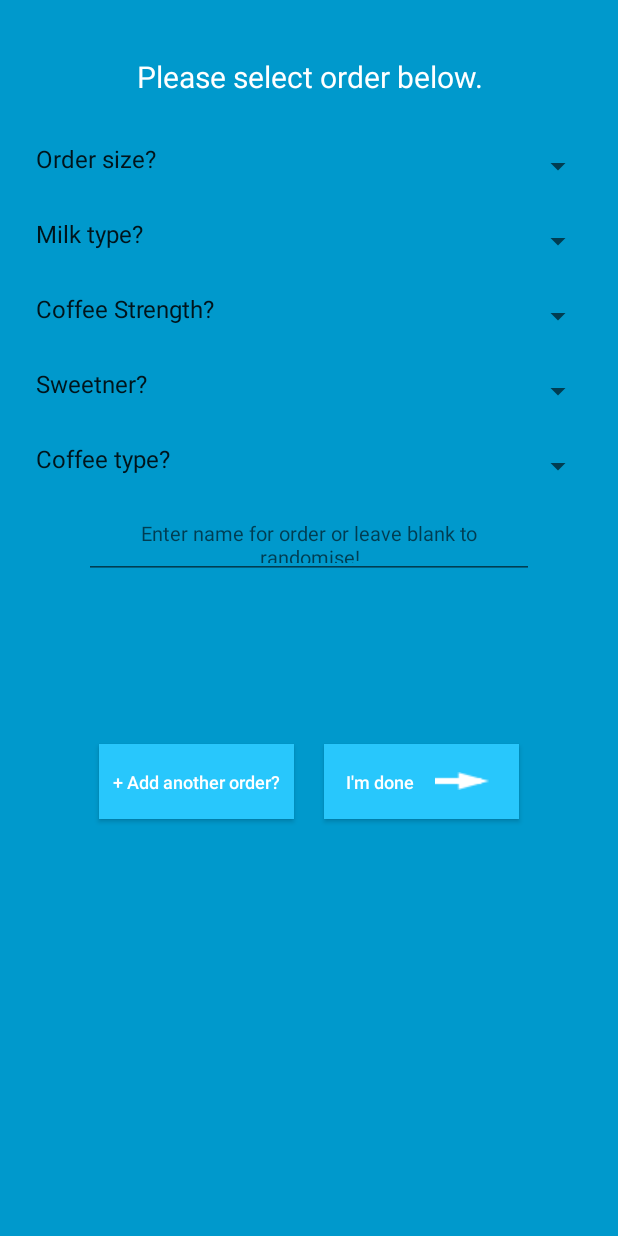
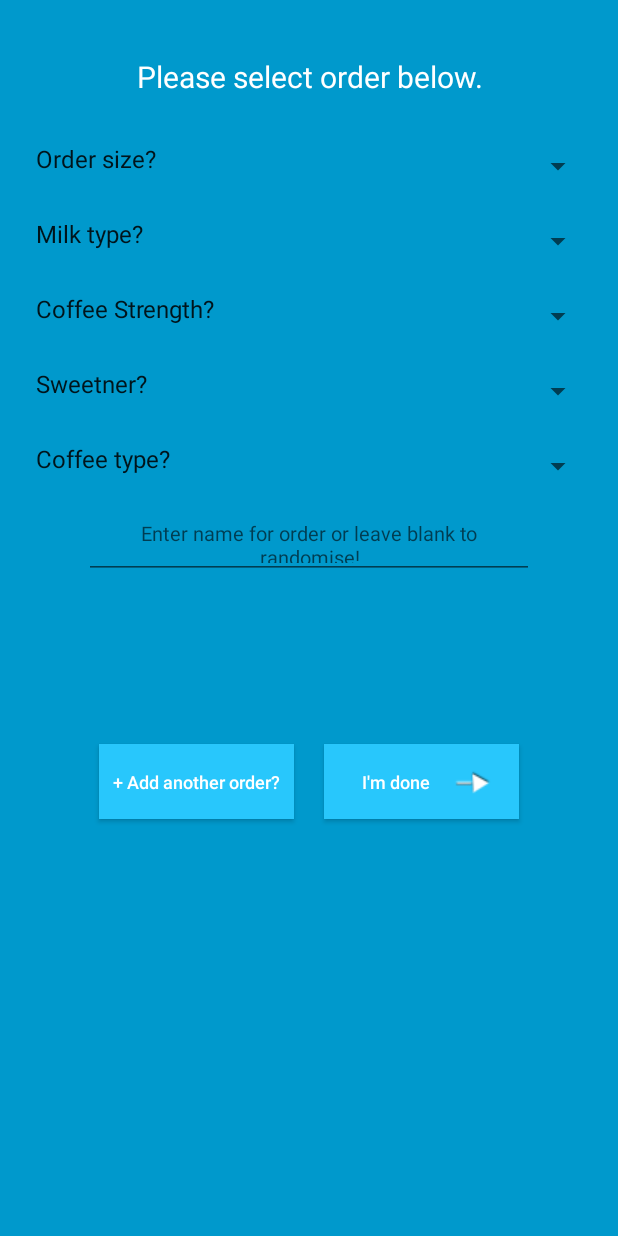
Before and after one commit to poppito/ShortBlack, an Android app: the screen it shows after launch (Orderise), on a phone screen of 412 x 824 dp. Run offline under Robolectric (Android 15) with nearby library versions, the phone set to English and light mode, and no system bars.

Commit message:
graphics are no longer appearing "stretched"

```diff
--- a/app/src/main/res/layout/activity_short_black.xml
+++ b/app/src/main/res/layout/activity_short_black.xml
@@ -123,7 +123,8 @@
 
             <Button
                 android:drawableEnd="@drawable/ic_shortblack_submit"
-                android:paddingRight="20dp"
+                android:paddingRight="10dp"
+                android:paddingLeft="15dp"
                 android:id="@+id/submitButton"
                 style="@style/shortblack_buttons"
                 android:layout_width="@dimen/shortBlackButtonWidth"
```
Also changed, not shown: app/src/main/res/drawable/ic_shortblack_close_keyboard.png, app/src/main/res/drawable/ic_shortblack_submit.png.
